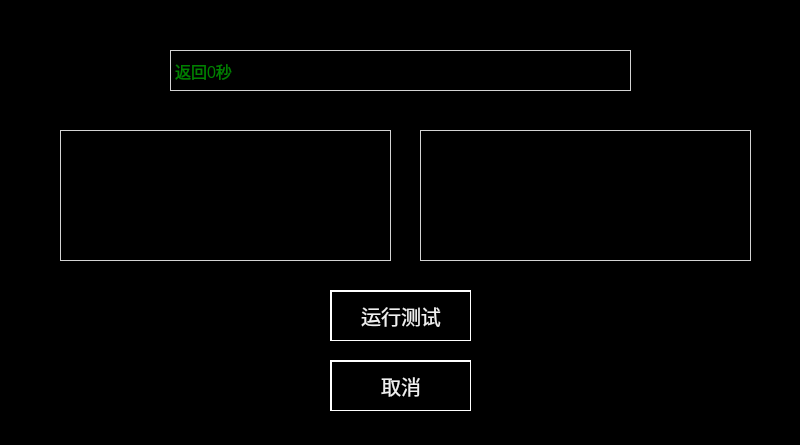
Before: the Qt Designer form main_lubrication.ui in mayue-crrc/Loco8, drawn with Qt 5.
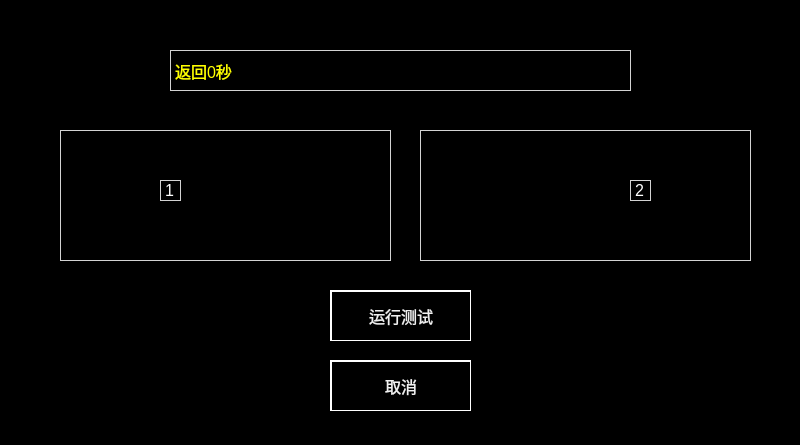
After: the same form once the commit is applied. Icons and pictures are not drawn.

```diff
--- a/main_lubrication.ui
+++ b/main_lubrication.ui
@@ -27,7 +27,7 @@
 
 QPushButton
 {
-	font:20px;
+	font:16px;
     color: rgb(240,240,240);
 	background-color: rgb(0, 0, 0);
 	border-top: 2px solid white;	
@@ -46,7 +46,7 @@
     </rect>
    </property>
    <property name="styleSheet">
-    <string notr="true">color:green;</string>
+    <string notr="true">color: yellow;</string>
    </property>
    <property name="text">
     <string>返回0秒</string>
@@ -110,6 +110,32 @@
     <string>取消</string>
    </property>
   </widget>
+  <widget class="QLabel" name="label">
+   <property name="geometry">
+    <rect>
+     <x>160</x>
+     <y>180</y>
+     <width>21</width>
+     <height>21</height>
+    </rect>
+   </property>
+   <property name="text">
+    <string>1</string>
+   </property>
+  </widget>
+  <widget class="QLabel" name="label_2">
+   <property name="geometry">
+    <rect>
+     <x>630</x>
+     <y>180</y>
+     <width>21</width>
+     <height>21</height>
+    </rect>
+   </property>
+   <property name="text">
+    <string>2</string>
+   </property>
+  </widget>
  </widget>
  <resources/>
  <connections/>
```
Left out of the diff: 6 changed lines with no effect on the pictures.
